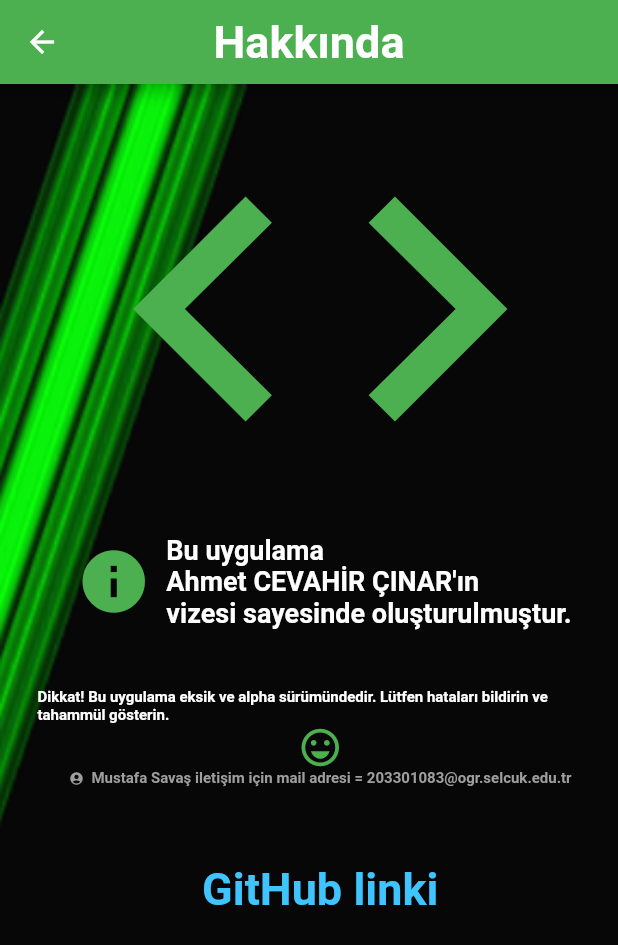
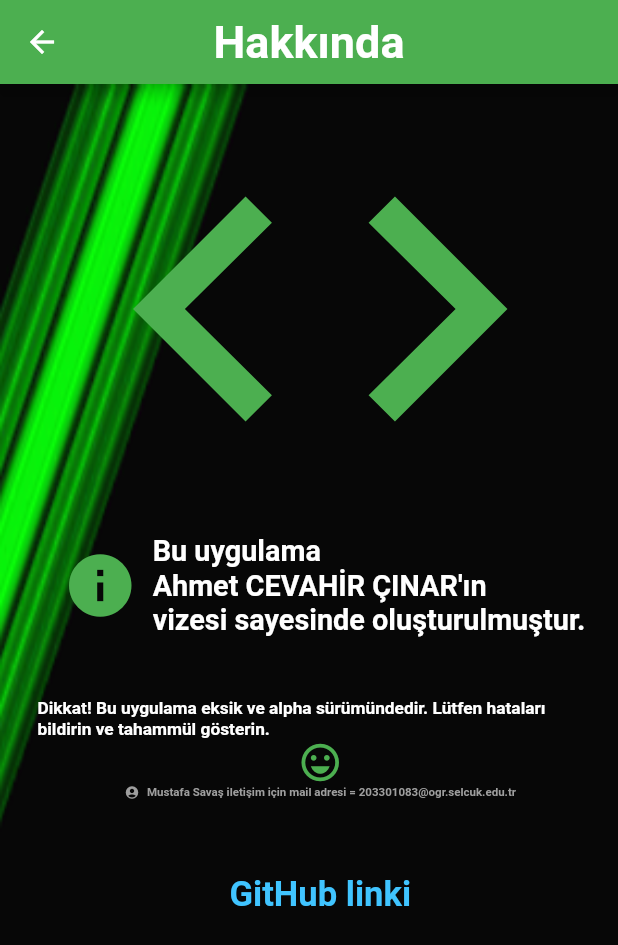
Before and after one commit to 9327MS/3301456_203301083, a Flutter app: the hakkinda screen opened directly, on a phone screen of 412 x 824 dp. Shown: the top 945 px of the screen. Run offline on Flutter 3.47's test engine with Material 2 defaults, Android fonts, the phone set to English and light mode, and no system bars; our stand-ins replace cloud_firestore, dropdown_button2, email_validator, firebase_auth, firebase_core, fl_chart and 1 more; accounts and stored records are empty.

Commit message:
anim eklemeler # Conflicts: #	lib/Bodys/geribody.dart #	lib/pages/ekran.dart #	lib/pages/girisekranı.dart

```diff
--- a/lib/pages/hakkında.dart
+++ b/lib/pages/hakkında.dart
@@ -7,9 +7,28 @@ class hakkinda extends StatefulWidget {
   @override
   State<hakkinda> createState() => _hakkindaState();
 }
+class _hakkindaState extends State<hakkinda>
+    with SingleTickerProviderStateMixin{
+ late AnimationController _controller;
+  late Animation<double> _animation;
 
-class _hakkindaState extends State<hakkinda> {
   @override
+  void initState() {
+    super.initState();
+    _controller =
+        AnimationController(duration: Duration(seconds: 3),vsync: this);
+        _animation = CurvedAnimation(parent: _controller, curve: Curves.bounceInOut)..addListener(()=> this.setState ((){ }))
+          ..addStatusListener((durum) {});
+
+        _controller.forward();
+  }
+ @override
+ void dispose() {
+   _controller.dispose();
+   super.dispose();
+ }
+ @override
+
   Widget build(BuildContext context) {
     final screenSize = MediaQuery
         .of(context)
@@ -46,27 +65,27 @@ class _hakkindaState extends State<hakkinda> {
           children: <Widget>[
             Container(padding: EdgeInsets.only(left: 5,right: 10) ,child: Icon(Icons.info,color: Colors.green,size: 50),),
            Text("Bu uygulama \nAhmet CEVAHİR ÇINAR'ın\nvizesi sayesinde oluşturulmuştur.",style: TextStyle(
-                fontSize: 18, color: Colors.white, fontWeight: FontWeight.bold,),
+                fontSize: _animation.value*25, color: Colors.white, fontWeight: FontWeight.bold,),
             ),
           ]
       ),
       SizedBox(height: 40),
       Text('Dikkat! Bu uygulama eksik ve alpha sürümündedir. Lütfen hataları bildirin ve tahammül gösterin.',style: TextStyle(
-          fontSize: 10, color: Colors.white, fontWeight: FontWeight.bold),),
+          fontSize: _animation.value*15, color: Colors.white, fontWeight: FontWeight.bold),),
       Icon(Icons.sentiment_very_satisfied,color: Colors.green,size: 30),
       Row(
           mainAxisAlignment: MainAxisAlignment.center,
           children: <Widget>[
             Container(padding: EdgeInsets.only(right: 5) ,child: Icon(Icons.account_circle,color: Colors.grey,size: 10),),
              Text('Mustafa Savaş iletişim için mail adresi = 203301083@ogr.selcuk.edu.tr',style: TextStyle(
-              fontSize: 10, color: Colors.grey, fontWeight: FontWeight.bold),),
+              fontSize: _animation.value*10, color: Colors.grey, fontWeight: FontWeight.bold),),
           ]
       ),
             Container(
               padding: EdgeInsets.all(50),
               child: GestureDetector(
                   child: new  Text('GitHub linki',style: TextStyle(
-                      fontSize: 30, color: Colors.lightBlueAccent, fontWeight: FontWeight.bold),),
+                      fontSize: _animation.value*30, color: Colors.lightBlueAccent, fontWeight: FontWeight.bold),),
                   onTap: ()  => launch('https://github.com/9327MS')
               ),
 
--- a/pubspec.yaml
+++ b/pubspec.yaml
@@ -48,6 +48,7 @@ dependencies:
   passwordfield: ^0.1.0
   graphic: ^0.10.5
   fl_chart: ^0.51.0
+  rive: ^0.8.4
 
 
 
@@ -87,6 +88,7 @@ flutter:
     - assets/ivan-skorovarov-qvFtW-FsUa0-unsplash.jpg
     - assets/wallpaperflare.jpg
     - assets/wallpaperflare.jpg
+    - assets/new_file2.riv
   # The following line ensures that the Material Icons font is
   # included with your application, so that you can use the icons in
   # the material Icons class.
```
Also changed, not shown: lib/pages/ekran.dart (+27 -9 lines), lib/pages/haftalikhava.dart (+11 -5 lines), pubspec.lock, 1 other file.
